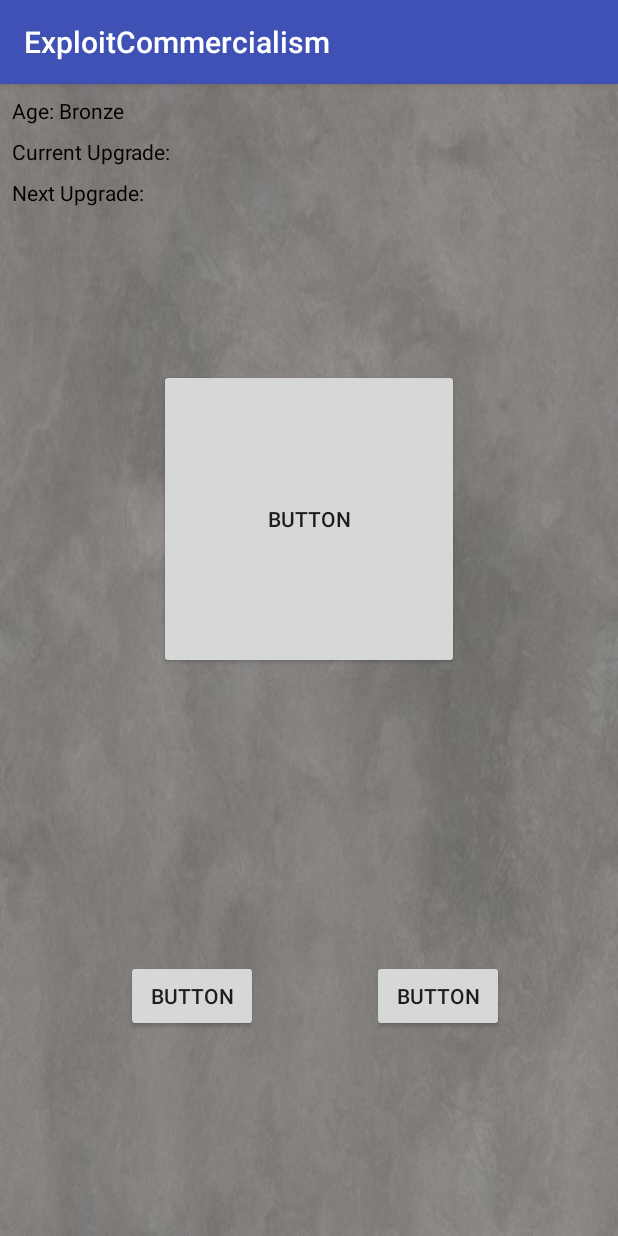
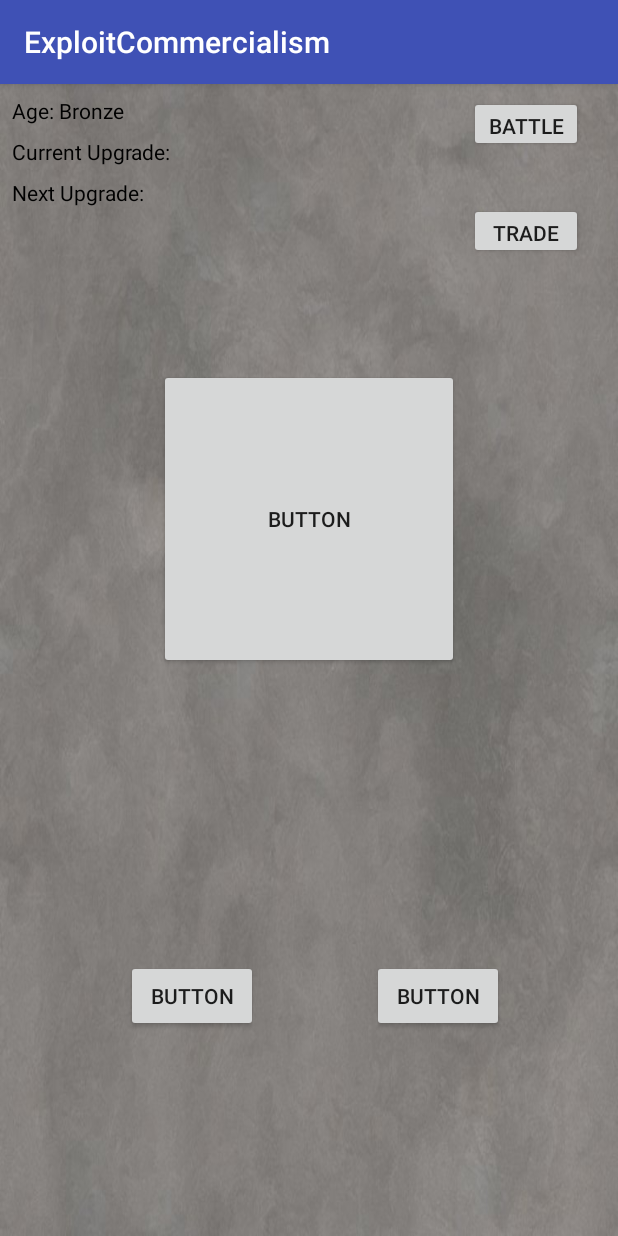
Before and after one commit to jaredblack/final-project, an Android app: the screen it shows after launch (MainActivity), on a phone screen of 412 x 824 dp. Run offline under Robolectric (Android 15) with nearby library versions, the phone set to English and light mode, and no system bars.

Commit message:
added war and trade button

```diff
--- a/ExploitCommercialism/app/src/main/res/layout/activity_main.xml
+++ b/ExploitCommercialism/app/src/main/res/layout/activity_main.xml
@@ -95,4 +95,36 @@
         app:layout_constraintEnd_toEndOf="parent"
         app:layout_constraintTop_toTopOf="parent" />
 
+    <Button
+        android:id="@+id/battle_bt"
+        android:layout_width="76dp"
+        android:layout_height="37dp"
+        android:layout_marginBottom="8dp"
+        android:layout_marginEnd="8dp"
+        android:layout_marginStart="8dp"
+        android:layout_marginTop="8dp"
+        android:text="Battle"
+        app:layout_constraintBottom_toBottomOf="parent"
+        app:layout_constraintEnd_toEndOf="parent"
+        app:layout_constraintHorizontal_bias="0.952"
+        app:layout_constraintStart_toStartOf="parent"
+        app:layout_constraintTop_toTopOf="parent"
+        app:layout_constraintVertical_bias="0.0" />
+
+    <Button
+        android:id="@+id/trade_bt"
+        android:layout_width="76dp"
+        android:layout_height="37dp"
+        android:layout_marginBottom="8dp"
+        android:layout_marginEnd="8dp"
+        android:layout_marginStart="8dp"
+        android:layout_marginTop="8dp"
+        android:text="Trade"
+        app:layout_constraintBottom_toBottomOf="parent"
+        app:layout_constraintEnd_toEndOf="parent"
+        app:layout_constraintHorizontal_bias="0.952"
+        app:layout_constraintStart_toStartOf="parent"
+        app:layout_constraintTop_toTopOf="parent"
+        app:layout_constraintVertical_bias="0.1" />
+
 </android.support.constraint.ConstraintLayout>
```
Also changed, not shown: ExploitCommercialism/app/src/main/java/com/jhblack/exploitcommercialism/PrehistoricAge.java (+7 -5 lines).
